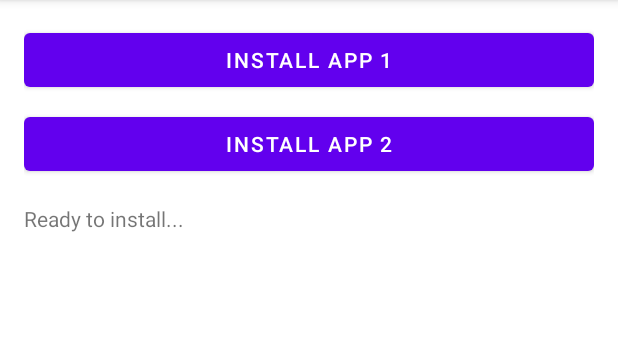
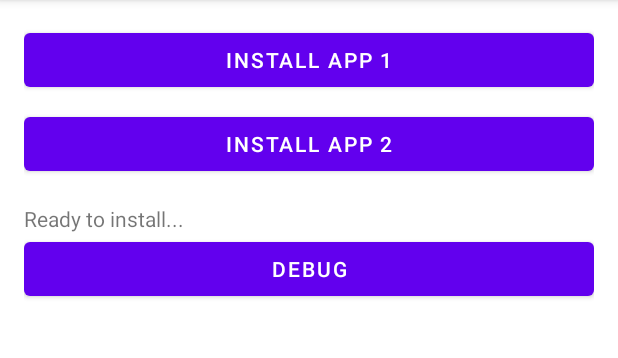
Before and after one commit to timchr42/thesis, an Android app: the screen it shows after launch (InstallerActivity), on a phone screen of 412 x 824 dp, the part 84-442 px from its top. Run offline under Robolectric (Android 15) with nearby library versions, the phone set to English and light mode, and no system bars.

Commit message:
poll logic (yet to thorouhgly test) + Debug Button

```diff
--- a/notrack/PoC/CustomInstaller/app/src/main/res/layout/activity_installer.xml
+++ b/notrack/PoC/CustomInstaller/app/src/main/res/layout/activity_installer.xml
@@ -23,4 +23,10 @@
         android:layout_height="wrap_content"
         android:paddingTop="16dp"
         android:text="Ready to install..." />
+
+    <Button
+        android:id="@+id/debugButton"
+        android:layout_width="match_parent"
+        android:layout_height="wrap_content"
+        android:text="Debug" />
 </LinearLayout>
```
Also changed, not shown: notrack/PoC/CustomInstaller/app/src/main/java/de/cispa/custominstaller/InstallerActivity.java (+54 -16 lines).
